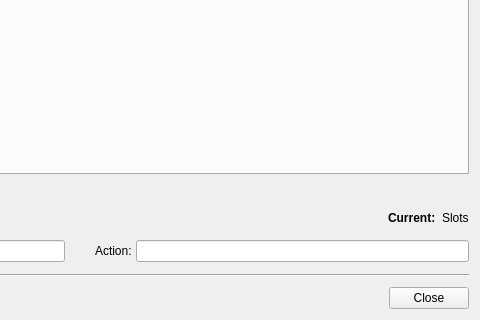
Before: the Qt Designer form src/buttoneditdialog.ui in AntiMicroX/antimicrox, drawn with Qt 5; both pictures show x 320 to 800 and y 110 to 430 of the 800 by 430 pixel window.
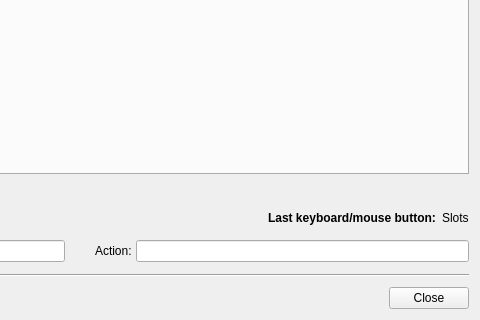
After: the same form once the commit is applied. Icons and pictures are not drawn. Custom widgets are drawn as their Qt base class.

```diff
--- a/src/buttoneditdialog.ui
+++ b/src/buttoneditdialog.ui
@@ -157,7 +157,7 @@
           </font>
          </property>
          <property name="text">
-          <string>Current:</string>
+          <string>Last keyboard/mouse button:</string>
          </property>
         </widget>
        </item>
```
Left out of the diff: 3 changed lines with no effect on the pictures.
